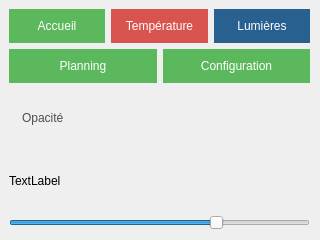
kimchicharlie/Envio, file thermostat/Thermostat/opacWindow.ui: the form before one commit.
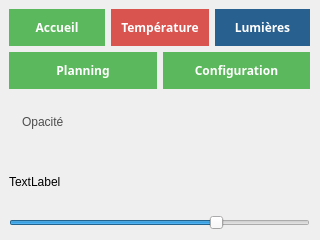
The form after the commit.

Patch:
```diff
--- a/thermostat/Thermostat/opacWindow.ui
+++ b/thermostat/Thermostat/opacWindow.ui
@@ -31,6 +31,14 @@
       <layout class="QHBoxLayout" name="horizontalLayoutBtn1">
        <item>
         <widget class="QPushButton" name="AccueilBtn">
+         <property name="font">
+          <font>
+           <family>Segoe UI,sans-serif</family>
+           <pointsize>-1</pointsize>
+           <weight>75</weight>
+           <bold>true</bold>
+          </font>
+         </property>
          <property name="styleSheet">
           <string notr="true">QPushButton
 {
@@ -63,6 +71,14 @@
        </item>
        <item>
         <widget class="QPushButton" name="TempEditBtn">
+         <property name="font">
+          <font>
+           <family>Segoe UI,sans-serif</family>
+           <pointsize>-1</pointsize>
+           <weight>75</weight>
+           <bold>true</bold>
+          </font>
+         </property>
          <property name="styleSheet">
           <string notr="true">QPushButton
 {
@@ -95,6 +111,14 @@
        </item>
        <item>
         <widget class="QPushButton" name="LumEditBtn">
+         <property name="font">
+          <font>
+           <family>Segoe UI,sans-serif</family>
+           <pointsize>-1</pointsize>
+           <weight>75</weight>
+           <bold>true</bold>
+          </font>
+         </property>
          <property name="styleSheet">
           <string notr="true">QPushButton
 {
@@ -175,6 +199,14 @@
       <layout class="QHBoxLayout" name="horizontalLayoutBtn2">
        <item>
         <widget class="QPushButton" name="PlanningEditBtn">
+         <property name="font">
+          <font>
+           <family>Segoe UI,sans-serif</family>
+           <pointsize>-1</pointsize>
+           <weight>75</weight>
+           <bold>true</bold>
+          </font>
+         </property>
          <property name="styleSheet">
           <string notr="true">QPushButton
 {
@@ -207,6 +239,14 @@
        </item>
        <item>
         <widget class="QPushButton" name="ConfigEditBtn">
+         <property name="font">
+          <font>
+           <family>Segoe UI,sans-serif</family>
+           <pointsize>-1</pointsize>
+           <weight>75</weight>
+           <bold>true</bold>
+          </font>
+         </property>
          <property name="styleSheet">
           <string notr="true">QPushButton
 {
```
